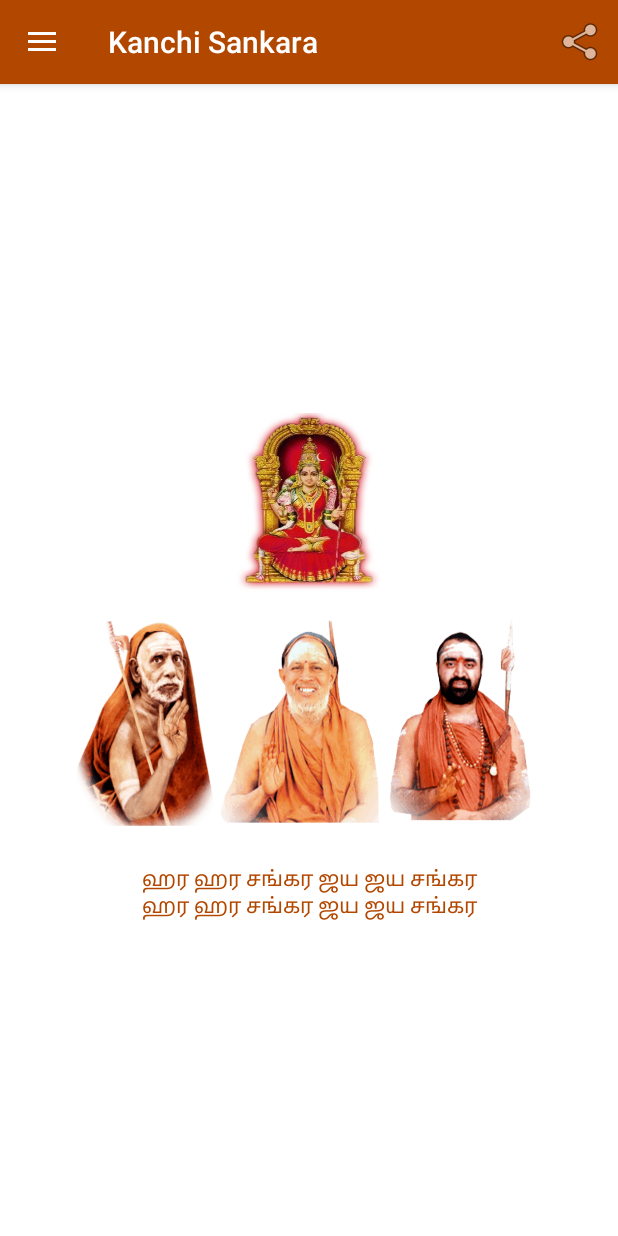
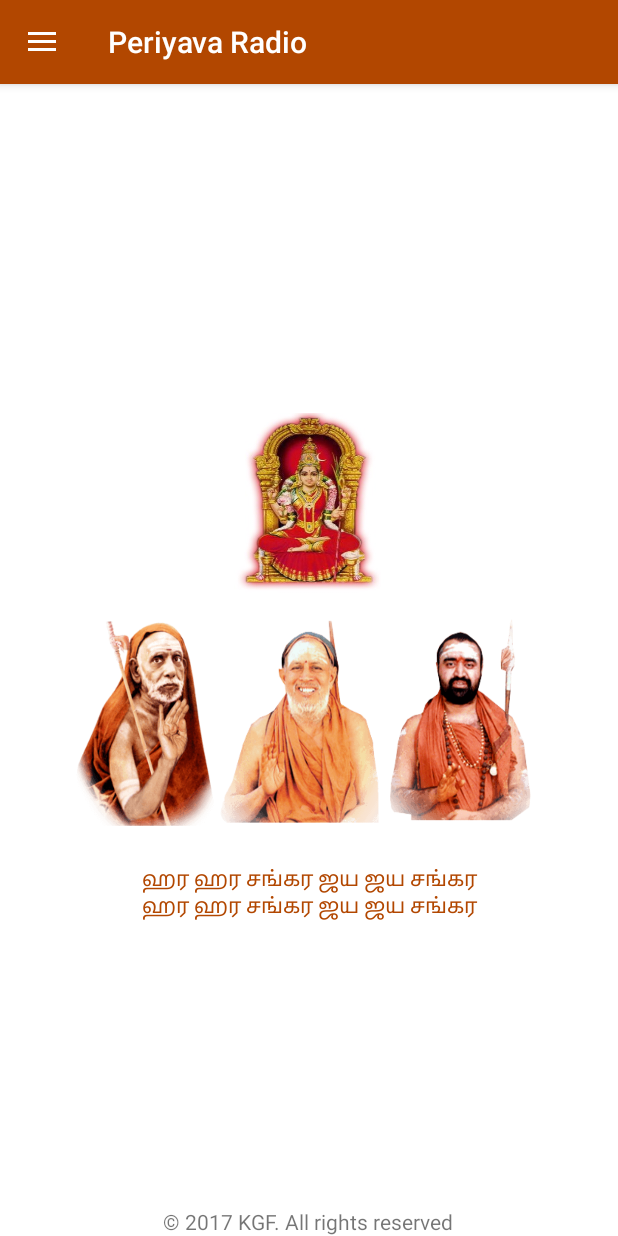
Before and after one commit to krudayakumar/mahaperiyavaapp, an Android app: the screen it shows after launch (MainActivity), on a phone screen of 412 x 824 dp. Run offline under Robolectric (Android 15) with nearby library versions, the phone set to English and light mode, and no system bars; our stand-ins replace Volley; libraries missing offline, so code that uses them is left out: com.crashlytics.android, io.fabric.sdk; network calls fail; 6 statements that could not run were skipped.

Commit message:
1.9 Changes 1. Renamed the App Name 2. Removed some features(Photo, Videos)

```diff
--- a/app/build.gradle
+++ b/app/build.gradle
@@ -25,8 +25,8 @@ android {
     applicationId 'com.kanchi.periyava'
     minSdkVersion 16
     targetSdkVersion 22
-    versionCode 9
-    versionName "1.8"
+    versionCode 10
+    versionName "1.9"
     buildConfigField "long", "TIMESTAMP", System.currentTimeMillis() + "L"
   }
   signingConfigs {
--- a/app/src/main/AndroidManifest.xml
+++ b/app/src/main/AndroidManifest.xml
@@ -5,7 +5,7 @@
   <application
     android:name=".Service.MyApplication"
     android:allowBackup="true"
-    android:icon="@drawable/ic_appicon"
+    android:icon="@drawable/about_peetham"
     android:label="@string/app_name"
     android:theme="@style/Theme.Demo">
 
@@ -28,7 +28,6 @@
 
 
   <uses-permission android:name="android.permission.WRITE_EXTERNAL_STORAGE" />
-  <uses-permission android:name="android.permission.READ_PHONE_STATE" />
   <uses-permission android:name="android.permission.INTERNET" />
   <uses-permission android:name="android.permission.ACCESS_NETWORK_STATE" />
 </manifest>
--- a/app/src/main/java/com/kanchi/periyava/Model/ConstValues.java
+++ b/app/src/main/java/com/kanchi/periyava/Model/ConstValues.java
@@ -126,10 +126,14 @@ public class ConstValues {
   public final static int RADIO_ALARAM_CANCEL = RADIO + 4;
   public final static int RADIO_SCHEDULE_LIST = RADIO + 4;
 
+  public final static int PRIVACY_POLICY = 800;
+
   public final static int ERROR = 1000;
   public final static int ERROR_DEFAULT = ERROR + 1;
   public final static int ERROR_INTERNET_CONNECTION = ERROR + 2;
   public final static int SHOW_MSG = ERROR + 3;
+
+
 
   public final static String SATSANG_DATA = "SATSANG_DATA";
   public final static String SATSANG_OPTION = "SATSANG_OPTION";
--- a/app/src/main/res/layout/dashboard_main.xml
+++ b/app/src/main/res/layout/dashboard_main.xml
@@ -7,4 +7,10 @@
 
   <include layout="@layout/simple_dashboard" />
 
+  <TextView
+    android:layout_alignParentBottom="true"
+    android:layout_centerHorizontal="true"
+    android:layout_width="wrap_content"
+    android:layout_height="wrap_content"
+    android:text="© 2017 KGF. All rights reserved"/>
 </RelativeLayout>
--- a/app/src/main/res/layout/welcome.xml
+++ b/app/src/main/res/layout/welcome.xml
@@ -95,5 +95,11 @@
 
   </LinearLayout>
 
+  <TextView
+    android:layout_alignParentBottom="true"
+    android:layout_centerHorizontal="true"
+    android:layout_width="wrap_content"
+    android:layout_height="wrap_content"
+    android:text="© 2017 KGF. All rights reserved"/>
 
 </RelativeLayout>
--- a/app/src/main/res/menu/drawer.xml
+++ b/app/src/main/res/menu/drawer.xml
@@ -22,6 +22,7 @@
   >
     <item
       android:id="@+id/books"
+      android:visible="false"
       android:icon="@drawable/ic_books"
       android:title="@string/lbl_devithin_kural" />
     <item
@@ -31,14 +32,17 @@
       android:visible="true" />
     <item
       android:id="@+id/gallery"
+      android:visible="false"
       android:icon="@drawable/ic_gallery"
       android:title="@string/lbl_gallery" />
     <item
       android:id="@+id/videos"
+      android:visible="false"
       android:icon="@drawable/ic_videos"
       android:title="@string/lbl_videos" />
     <item
       android:id="@+id/japam"
+      android:visible="false"
       android:icon="@drawable/ic_pooja"
       android:title="@string/lbl_sahasra_gayathri_counter" />
 
@@ -54,10 +58,16 @@
       android:id="@+id/aboutus"
       android:icon="@drawable/ic_aboutus"
       android:title="@string/lbl_about_us" />
+
+    <item
+      android:id="@+id/privacy"
+      android:icon="@drawable/ic_privacy_policy"
+      android:title="@string/lbl_privacy_policy" />
+
     <item
       android:id="@+id/exit"
       android:icon="@drawable/ic_logout"
-      android:visible="true"
+      android:visible="false"
       android:title="@string/lbl_exit" />
 
   </group>
--- a/app/src/main/res/menu/settting_menu.xml
+++ b/app/src/main/res/menu/settting_menu.xml
@@ -47,7 +47,7 @@
     android:title="@string/lbl_feedback" />
   <item
     android:id="@+id/share"
-    android:visible="true"
+    android:visible="false"
     android:icon="@android:drawable/ic_menu_share"
     app:showAsAction="always"
     android:title="@string/lbl_share" />
--- a/app/src/main/res/values/strings.xml
+++ b/app/src/main/res/values/strings.xml
@@ -1,6 +1,6 @@
 <resources>
 
-  <string name="app_name">Kanchi Sankara</string>
+  <string name="app_name">Periyava Radio</string>
   <string name="item_1">First Item</string>
   <string name="item_2">Second Item</string>
   <string name="cd_logo">logo</string>
@@ -67,8 +67,8 @@
 \n\n10. Jnana is the only solvent of our troubles and sufferings.  </string>
   <string name="lbl_about_title">About</string>
     <string name="lbl_about_content">
-      &lt;p&gt;Kanchi Guruparampara Foundation, a non-profit organization registered in USA, is founded to spread the teachings of acharyas of Sri Kanchi Kamakoti Peetam, Kanchipuram. The foundation’s primary objectives are to support vedic education, gho rakshanam and temple renovations. This mobile portal has been designed to host several useful applications related to the teachings of Sanatana dharma that helps devotees to progress in their spiritual journey.
-      &lt;/p&gt;&lt;p&gt;We hope that this app will help you build bakthi towards Kanchi acharayaas and their teachings. We hope you enjoy this application. Please feel free to share this with your friends and family. And also please send us your feedback and suggestions by using the “Feedback” menu available in this app.
+      &lt;p&gt;Kanchi Guruparampara Foundation, a non-profit organization registered in USA, is founded to spread the teachings of acharyas of Sri Kanchi Kamakoti Peetam, Kanchipuram. The foundation\’s primary objectives are to support vedic education, gho rakshanam and temple renovations. This mobile portal has been designed to host several useful applications related to the teachings of Sanatana dharma that helps devotees to progress in their spiritual journey.
+      &lt;/p&gt;&lt;p&gt;We hope that this app will help you build bakthi towards Kanchi acharayaas and their teachings. We hope you enjoy this application. Please feel free to share this with your friends and family. And also please send us your feedback and suggestions by using the \"Feedback\" menu available in this app.
       &lt;/p&gt;&lt;p&gt;For more informations, please visit &lt;a href=\"http://kgpfoundation.org\"&gt; kgpfoundation.org &lt;/a&gt;
       &lt;/p&gt;&lt;p&gt;Hara Hara Sankara Jaya Jaya Sankara!
       &lt;/p&gt;
@@ -210,6 +210,7 @@ Sri Sankara Bhagavatpada settled down at Kancheepuram (Kanchi) at the end of his
   <string name="lbl_about_about_matam">About Matam</string>
   <string name="lbl_about_guru_parampara">Guru Parampara</string>
   <string name="lbl_about_us">About us</string>
+  <string name="lbl_privacy_policy">Privacy Policy</string>
   <string name="lbl_already_login">Already have an account? &lt;u&gt;&lt;b&gt;Log in&lt;/b&gt;&lt;/u&gt;</string>
   <string name="lbl_do_you_want_register">Do you want to &lt;u&gt;&lt;b&gt;Register&lt;/b&gt;&lt;/u&gt; ?</string>
   <string name="lbl_forgot_password">&lt;u&gt;&lt;b&gt;Forgot Password&lt;/b&gt;&lt;/u&gt;</string>
@@ -287,6 +288,7 @@ Sri Sankara Bhagavatpada settled down at Kancheepuram (Kanchi) at the end of his
 
   <!--  <string name="link_devithinkural">https://mahaperiyavaa.wordpress.com/2013/09/10/deivathin-kural-corrected-version/</string> -->
   <string name="link_devithinkural">https://mahaperiyavaal.wordpress.com/</string>
+  <string name="link_privacy_policy">http://www.kgpfoundation.org/mobile-privacy-policy.html</string>
   <string name="link_radio_india">http://5473.live.streamtheworld.com:80/SAM06AAC081_SC</string>
   <string name="link_radio_others">http://8653.live.streamtheworld.com:80/SAM01AAC221_SC</string>
   <string name="link_radio_playlist">https://public.radio.co/stations/sfe8bb6b1e/status</string>
--- a/build.gradle
+++ b/build.gradle
@@ -6,7 +6,7 @@ buildscript {
     }
     dependencies {
 
-      classpath 'com.android.tools.build:gradle:2.2.0'
+      classpath 'com.android.tools.build:gradle:2.2.3'
 
         // NOTE: Do not place your application dependencies here; they belong
         // in the individual module build.gradle files
```
Also changed, not shown: app/src/main/java/com/kanchi/periyava/Activity/MainActivity.java (+13 -1 lines), app/src/main/res/drawable-hdpi/ic_privacy_policy.png (added), 1 other file.
